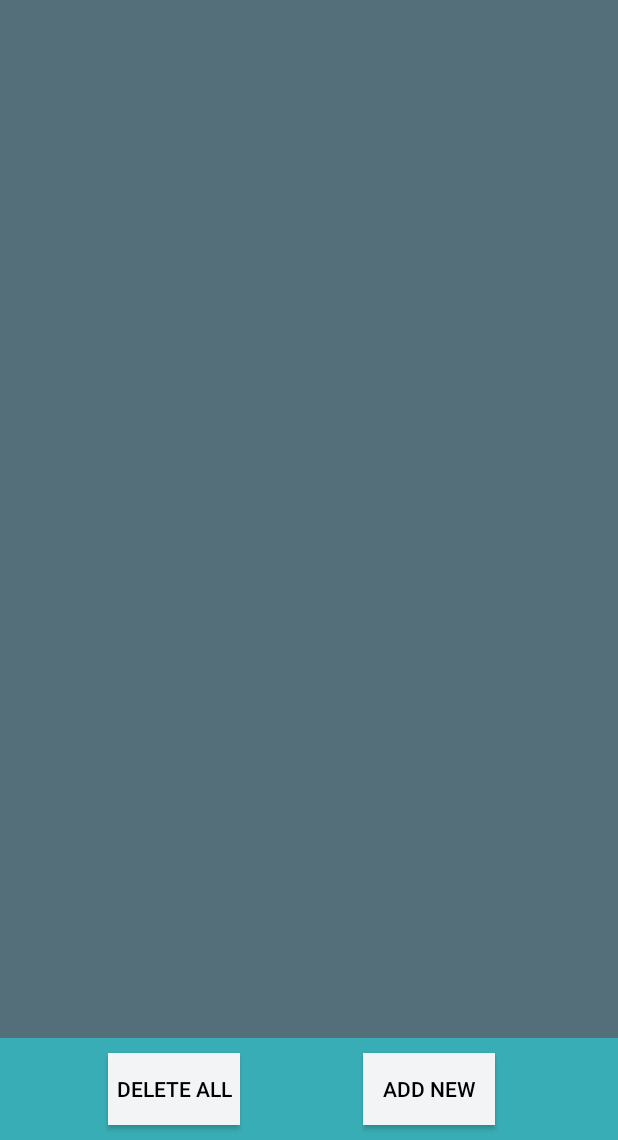
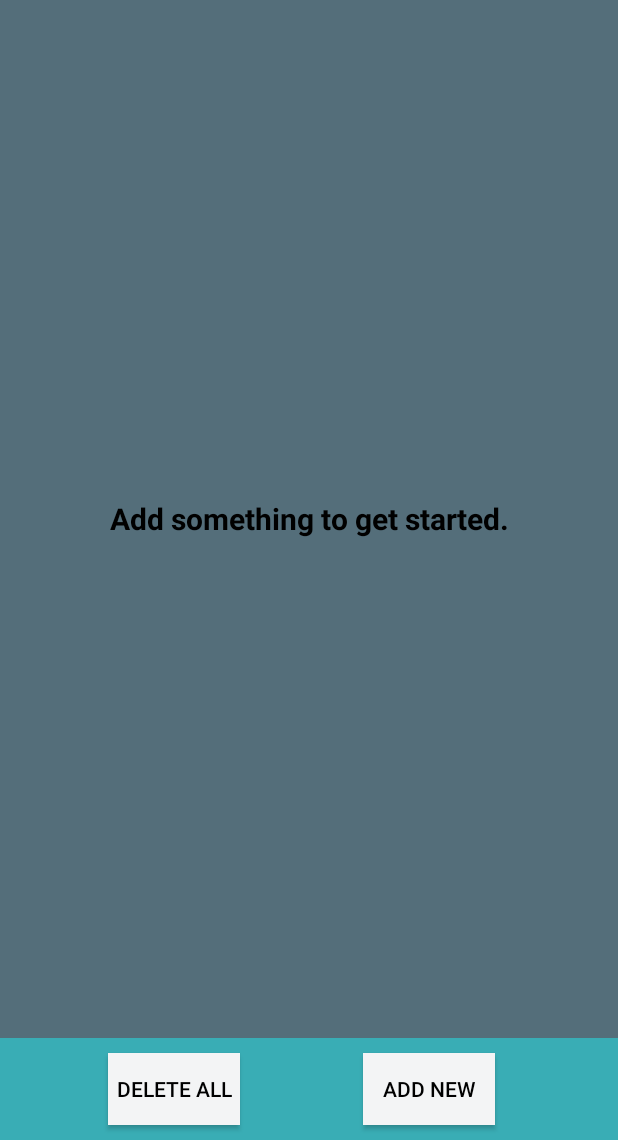
Before and after one commit to abusaeed-shuvo/To-Do-List-App, an Android app: the screen it shows after launch (MainActivity), on a phone screen of 412 x 824 dp, the part 96-1236 px from its top. Run offline under Robolectric (Android 15) with nearby library versions, the phone set to English and light mode, and no system bars; our stand-ins replace Room's generated code, navigation-ui.

```diff
--- a/app/src/main/java/com/example/todolist/MainActivity.kt
+++ b/app/src/main/java/com/example/todolist/MainActivity.kt
@@ -44,4 +44,5 @@ class MainActivity : AppCompatActivity() {
         return  navController.navigateUp(appBarConfiguration)|| super.onSupportNavigateUp()
     }
 
+
 }
--- a/app/src/main/java/com/example/todolist/ToDoListFragment.kt
+++ b/app/src/main/java/com/example/todolist/ToDoListFragment.kt
@@ -29,11 +29,21 @@ class ToDoListFragment : Fragment() {
 
 
         val notes: List<Note> = database.getNoteDao().getAllData()
-        val adapter = DoListAdapter()
-        adapter.submitList(notes)
+        if (notes.isNotEmpty()){
+            val adapter = DoListAdapter()
+            adapter.submitList(notes)
+            binding.toDoListRecycler.adapter = adapter
+
+            binding.toDoListRecyclerPlaceHolder.visibility=View.GONE
+            binding.toDoListRecycler.visibility=View.VISIBLE
+        }else{
+            binding.toDoListRecyclerPlaceHolder.visibility=View.VISIBLE
+            binding.toDoListRecycler.visibility=View.GONE
+        }
 
 
-        binding.toDoListRecycler.adapter = adapter
+
+
 
 
         binding.btnAdd.setOnClickListener {
@@ -64,4 +74,6 @@ class ToDoListFragment : Fragment() {
     }
 
 
+
+
 }
--- a/app/src/main/res/layout/to_do_list.xml
+++ b/app/src/main/res/layout/to_do_list.xml
@@ -14,6 +14,27 @@
         android:layout_height="0dp"
         android:layout_margin="10dp"
         android:padding="5dp"
+        android:visibility="gone"
+        app:layoutManager="androidx.recyclerview.widget.LinearLayoutManager"
+        app:layout_constraintBottom_toTopOf="@+id/adder"
+        app:layout_constraintEnd_toEndOf="parent"
+        app:layout_constraintStart_toStartOf="parent"
+        app:layout_constraintTop_toTopOf="parent"
+        tools:listitem="@layout/list_to_do" />
+
+    <TextView
+        android:id="@+id/toDoListRecyclerPlaceHolder"
+        android:layout_width="match_parent"
+        android:layout_height="0dp"
+        android:layout_margin="10dp"
+        android:text="Add something to get started."
+        android:textSize="20sp"
+        android:textColor="@color/black"
+        android:textStyle="bold"
+        android:textAlignment="center"
+        android:gravity="center"
+        android:padding="5dp"
+        android:visibility="visible"
         app:layoutManager="androidx.recyclerview.widget.LinearLayoutManager"
         app:layout_constraintBottom_toTopOf="@+id/adder"
         app:layout_constraintEnd_toEndOf="parent"
@@ -29,7 +50,7 @@
         android:background="@color/cyan"
         app:layout_constraintBottom_toBottomOf="parent"
         app:layout_constraintEnd_toEndOf="parent"
-        app:layout_constraintTop_toBottomOf="@+id/toDoListRecycler">
+        app:layout_constraintStart_toStartOf="parent">
 
 
         <androidx.appcompat.widget.AppCompatButton
```
Also changed, not shown: app/src/main/java/com/example/todolist/DoListAdapter.kt (+24 -4 lines).
